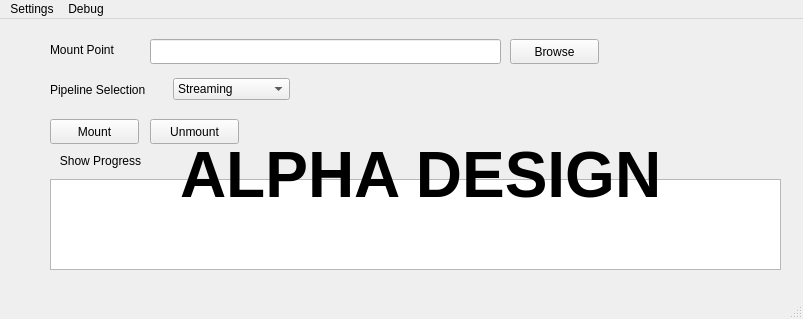
The window that gui/MountPrimaryWindow.ui (Seagate/cloudfuse) describes before a commit, drawn with Qt 5.
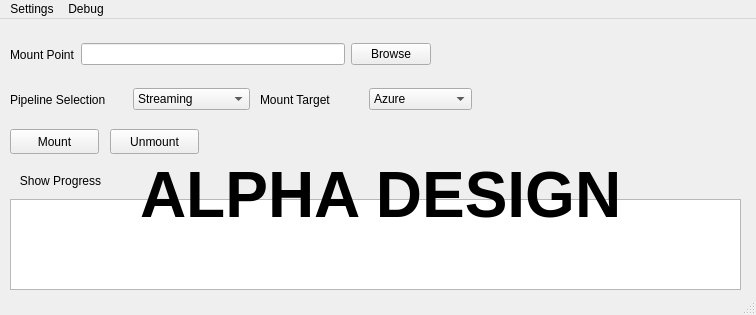
The same window after the commit.

Commit message: shelving changes for now

Patch:
```diff
--- a/gui/MountPrimaryWindow.ui
+++ b/gui/MountPrimaryWindow.ui
@@ -6,10 +6,16 @@
    <rect>
     <x>0</x>
     <y>0</y>
-    <width>803</width>
-    <height>319</height>
+    <width>756</width>
+    <height>315</height>
    </rect>
   </property>
+  <property name="sizePolicy">
+   <sizepolicy hsizetype="Ignored" vsizetype="Ignored">
+    <horstretch>0</horstretch>
+    <verstretch>0</verstretch>
+   </sizepolicy>
+  </property>
   <property name="windowTitle">
    <string>MainWindow</string>
   </property>
@@ -23,34 +29,11 @@
    <set>QMainWindow::AllowTabbedDocks</set>
   </property>
   <widget class="QWidget" name="centralwidget">
-   <widget class="QLineEdit" name="mountPoint_input">
-    <property name="geometry">
-     <rect>
-      <x>150</x>
-      <y>20</y>
-      <width>351</width>
-      <height>25</height>
-     </rect>
-    </property>
-   </widget>
-   <widget class="QPushButton" name="browse_button">
-    <property name="geometry">
-     <rect>
-      <x>510</x>
-      <y>20</y>
-      <width>89</width>
-      <height>25</height>
-     </rect>
-    </property>
-    <property name="text">
-     <string>Browse</string>
-    </property>
-   </widget>
    <widget class="QWidget" name="horizontalLayoutWidget">
     <property name="geometry">
      <rect>
-      <x>50</x>
-      <y>50</y>
+      <x>10</x>
+      <y>60</y>
       <width>240</width>
       <height>41</height>
      </rect>
@@ -85,8 +68,8 @@
    <widget class="QToolButton" name="toolButton">
     <property name="geometry">
      <rect>
-      <x>50</x>
-      <y>130</y>
+      <x>10</x>
+      <y>150</y>
       <width>101</width>
       <height>24</height>
      </rect>
@@ -101,34 +84,27 @@
      <bool>true</bool>
     </property>
    </widget>
-   <widget class="QLabel" name="label">
-    <property name="geometry">
-     <rect>
-      <x>50</x>
-      <y>20</y>
-      <width>91</width>
-      <height>21</height>
-     </rect>
-    </property>
-    <property name="text">
-     <string>Mount Point</string>
-    </property>
-   </widget>
    <widget class="QTextEdit" name="output_textEdit">
     <property name="geometry">
      <rect>
-      <x>50</x>
-      <y>160</y>
+      <x>10</x>
+      <y>180</y>
       <width>731</width>
       <height>91</height>
      </rect>
     </property>
+    <property name="sizePolicy">
+     <sizepolicy hsizetype="MinimumExpanding" vsizetype="MinimumExpanding">
+      <horstretch>0</horstretch>
+      <verstretch>0</verstretch>
+     </sizepolicy>
+    </property>
    </widget>
    <widget class="QPushButton" name="mount_button">
     <property name="geometry">
      <rect>
-      <x>50</x>
-      <y>100</y>
+      <x>10</x>
+      <y>110</y>
       <width>89</width>
       <height>25</height>
      </rect>
@@ -140,8 +116,8 @@
    <widget class="QLabel" name="label_3">
     <property name="geometry">
      <rect>
-      <x>180</x>
-      <y>100</y>
+      <x>140</x>
+      <y>120</y>
       <width>481</width>
       <height>111</height>
      </rect>
@@ -160,8 +136,8 @@
    <widget class="QPushButton" name="unmount_button">
     <property name="geometry">
      <rect>
-      <x>150</x>
-      <y>100</y>
+      <x>110</x>
+      <y>110</y>
       <width>89</width>
       <height>25</height>
      </rect>
@@ -170,13 +146,81 @@
      <string>Unmount</string>
     </property>
    </widget>
+   <widget class="QWidget" name="horizontalLayoutWidget_2">
+    <property name="geometry">
+     <rect>
+      <x>260</x>
+      <y>60</y>
+      <width>212</width>
+      <height>41</height>
+     </rect>
+    </property>
+    <layout class="QHBoxLayout" name="horizontalLayout_2">
+     <item>
+      <widget class="QLabel" name="label_4">
+       <property name="text">
+        <string>Mount Target</string>
+       </property>
+      </widget>
+     </item>
+     <item>
+      <widget class="QComboBox" name="bucket_select">
+       <property name="toolTip">
+        <string>&lt;html&gt;&lt;head/&gt;&lt;body&gt;&lt;p&gt;Set up the pipeline for LyveFuse. &lt;/p&gt;&lt;p&gt;Choose streaming or file caching&lt;/p&gt;&lt;/body&gt;&lt;/html&gt;</string>
+       </property>
+       <property name="currentText">
+        <string>Azure</string>
+       </property>
+       <item>
+        <property name="text">
+         <string>Azure</string>
+        </property>
+       </item>
+       <item>
+        <property name="text">
+         <string>S3</string>
+        </property>
+       </item>
+      </widget>
+     </item>
+    </layout>
+   </widget>
+   <widget class="QWidget" name="horizontalLayoutWidget_3">
+    <property name="geometry">
+     <rect>
+      <x>10</x>
+      <y>10</y>
+      <width>421</width>
+      <height>51</height>
+     </rect>
+    </property>
+    <layout class="QHBoxLayout" name="horizontalLayout_3">
+     <item>
+      <widget class="QLabel" name="label">
+       <property name="text">
+        <string>Mount Point</string>
+       </property>
+      </widget>
+     </item>
+     <item>
+      <widget class="QLineEdit" name="mountPoint_input"/>
+     </item>
+     <item>
+      <widget class="QPushButton" name="browse_button">
+       <property name="text">
+        <string>Browse</string>
+       </property>
+      </widget>
+     </item>
+    </layout>
+   </widget>
   </widget>
   <widget class="QMenuBar" name="menubar">
    <property name="geometry">
     <rect>
      <x>0</x>
      <y>0</y>
-     <width>803</width>
+     <width>756</width>
      <height>22</height>
     </rect>
    </property>
```
Left out of the diff: 6 changed lines with no effect on the pictures. The commit also changes 2 other files.
